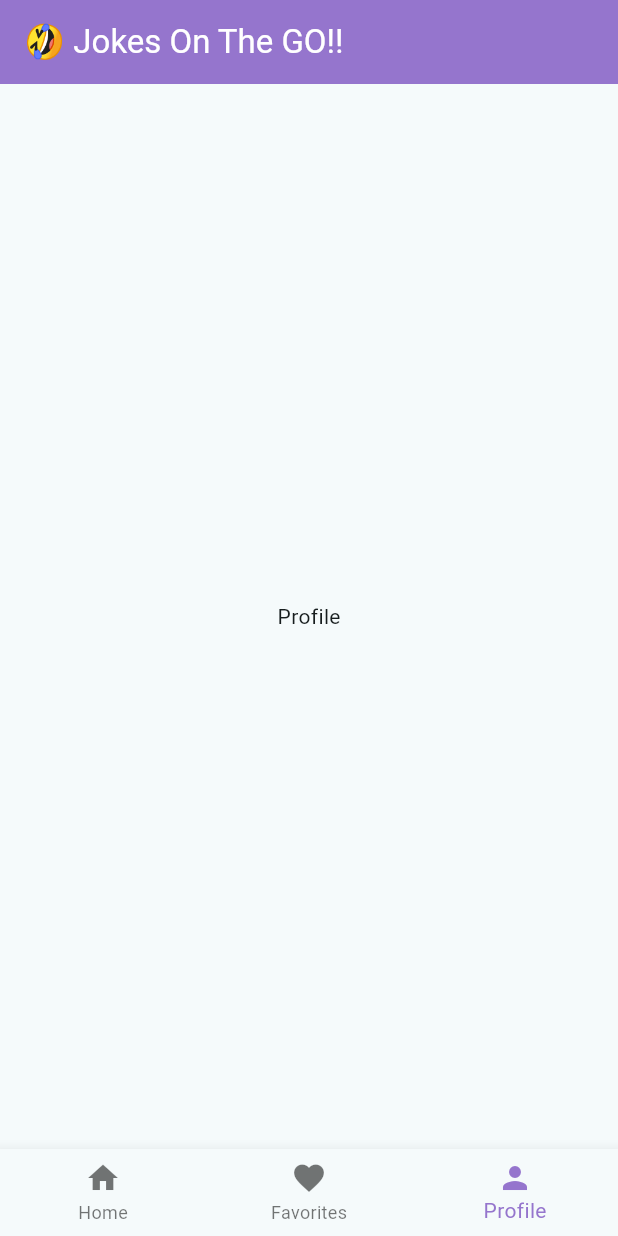
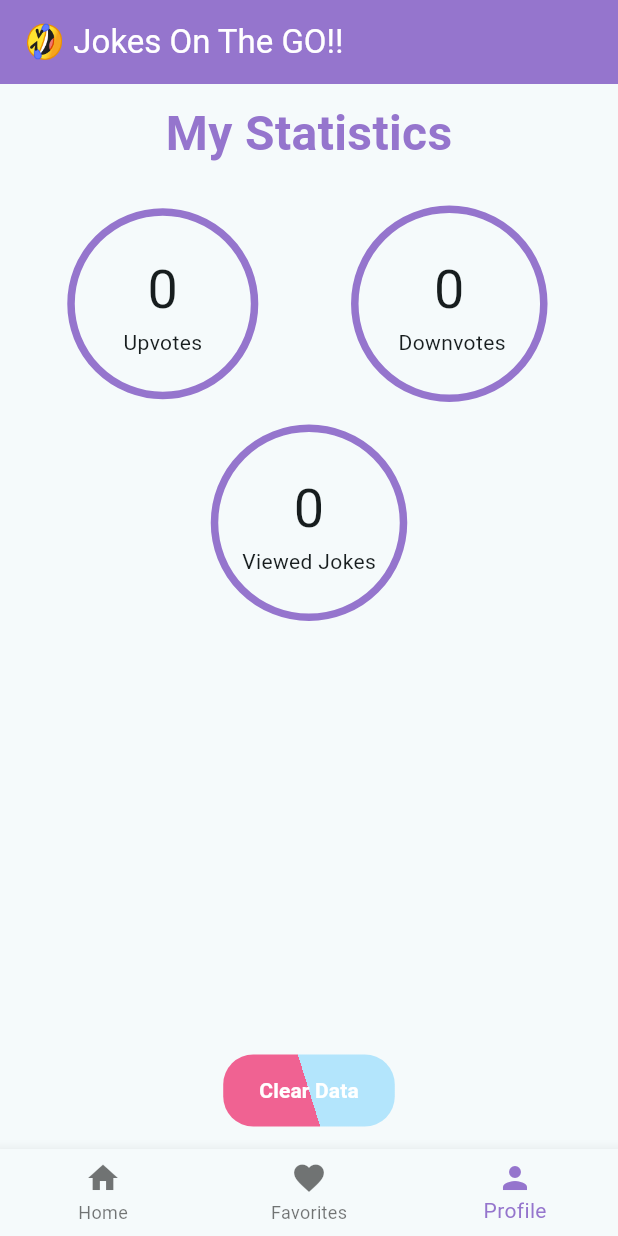
Before and after one commit to rayhaddad717/jokes_on_the_go, a Flutter app: the screen it shows after launch, item 3 of the bottom bar chosen, on a phone screen of 412 x 824 dp. Run offline on Flutter 3.47's test engine with Material 3 defaults, Android fonts, the phone set to English and light mode, and no system bars; our stand-ins replace flutter_slidable, shared_preferences; network calls fail.

Commit message:
profile page, stats for viewed, upvotes, downvotes

```diff
--- a/lib/main.dart
+++ b/lib/main.dart
@@ -1,5 +1,7 @@
 import 'package:flutter/material.dart';
 import 'package:jokes_on_the_go/screens/homescreen.dart';
+import 'package:jokes_on_the_go/screens/profile.dart';
+
 void main() {
   runApp(const MyApp());
 }
@@ -22,8 +24,9 @@ class MyApp extends StatelessWidget {
 
 class MyHomePage extends StatefulWidget {
   const MyHomePage({super.key});
+
   @override
-  State<MyHomePage>  createState() => _MyHomePageState();
+  State<MyHomePage> createState() => _MyHomePageState();
 }
 
 class _MyHomePageState extends State<MyHomePage> {
@@ -32,7 +35,7 @@ class _MyHomePageState extends State<MyHomePage> {
   static final List<Widget> _widgetOptions = <Widget>[
     const HomeScreen(),
     const Text("Favorite"),
-    const Text("Profile"),
+    const ProfileScreen(),
   ];
 
   void _onItemTapped(int index) {
@@ -40,8 +43,6 @@ class _MyHomePageState extends State<MyHomePage> {
       _selectedIndex = index;
     });
   }
-
-
 
   @override
   Widget build(BuildContext context) {
--- a/lib/screens/homescreen.dart
+++ b/lib/screens/homescreen.dart
@@ -3,7 +3,7 @@ import 'dart:math';
 import 'package:flutter/material.dart';
 import 'package:jokes_on_the_go/components/joke.dart';
 import 'package:jokes_on_the_go/services/api.dart';
-import '../services/storage.dart';
+import 'package:jokes_on_the_go/services/storage.dart';
 import 'package:flutter_slidable/flutter_slidable.dart';
 
 class HomeScreen extends StatefulWidget {
@@ -17,6 +17,7 @@ class _HomeScreenState extends State<HomeScreen> {
   late API _api;
   late ScoreManager _scoreManager;
   late JokeManager _jokeManager;
+  late StatisticsManager _statisticsManager;
   late int _page;
 
   List<Joke> allJokes = [];
@@ -38,6 +39,8 @@ class _HomeScreenState extends State<HomeScreen> {
       _page = API.lastPage;
     }
     _api = API();
+    _statisticsManager = StatisticsManager();
+    _statisticsManager.init();
     _scoreManager = ScoreManager();
     _jokeManager = JokeManager();
     _scoreManager.init();
@@ -54,7 +57,7 @@ class _HomeScreenState extends State<HomeScreen> {
   //to resole the scores
   Future<void> _patchScores(List<Joke> jokes) async {
     for (Joke joke in jokes) {
-      //check if joke has already been voted
+      //check if joke already voted
       int? score = await _scoreManager.getScoreForId(joke.id);
       if (score != null) {
         joke.score = score;
@@ -99,6 +102,12 @@ class _HomeScreenState extends State<HomeScreen> {
       });
       //save the voted score
       _scoreManager.setScoreForId(joke.id, joke.score);
+    }
+    //update the statistics
+    if (action == UpdateAction.downvote) {
+      _statisticsManager.incrementKey(STATISTICS.DOWNVOTE, 1);
+    } else {
+      _statisticsManager.incrementKey(STATISTICS.UPVOTE, 1);
     }
   }
 
--- /dev/null
+++ b/lib/screens/profile.dart
@@ -0,0 +1,191 @@
+import 'package:flutter/material.dart';
+import 'package:jokes_on_the_go/services/storage.dart';
+
+import '../services/api.dart';
+
+class ProfileScreen extends StatefulWidget {
+  const ProfileScreen({super.key});
+
+  @override
+  State<ProfileScreen> createState() => _ProfileScreenState();
+}
+
+class _ProfileScreenState extends State<ProfileScreen> {
+  late StatisticsManager _statisticsManager;
+  int nbUpvotes = 0;
+  int nbDownvotes = 0;
+  int nbViewed = 0;
+
+  @override
+  void initState() {
+    _statisticsManager = StatisticsManager();
+    _statisticsManager.init().then((value) {
+      fetchStatistics();
+    });
+  }
+
+  //fetch the statistics
+  void fetchStatistics() async {
+    int? nbDownvotesResult =
+        await _statisticsManager.getStatistics(STATISTICS.DOWNVOTE);
+    int? nbUpvotesResult =
+        await _statisticsManager.getStatistics(STATISTICS.UPVOTE);
+    int? nbViewedResult =
+        await _statisticsManager.getStatistics(STATISTICS.VIEWED_JOKES);
+    if (mounted) {
+      setState(() {
+        if (nbDownvotesResult != null) nbDownvotes = nbDownvotesResult;
+        if (nbUpvotesResult != null) nbUpvotes = nbUpvotesResult;
+        if (nbViewedResult != null) nbViewed = nbViewedResult;
+      });
+    }
+  }
+
+  void _clearData() async {
+    if (mounted) {
+      setState(() {
+        nbUpvotes = 0;
+        nbDownvotes = 0;
+        nbViewed = 0;
+      });
+    }
+    _statisticsManager.clearData();
+    API.lastPage = 0;
+  }
+
+  @override
+  Widget build(BuildContext context) {
+    return Padding(
+      padding: EdgeInsetsDirectional.fromSTEB(15, 10, 15, 15),
+      child: Column(
+        mainAxisAlignment: MainAxisAlignment.spaceBetween,
+        children: [
+          Column(
+            children: [
+              const Text("My Statistics",
+                  style: TextStyle(
+                      color: Color(0xFF9575cd),
+                      fontSize: 32,
+                      fontWeight: FontWeight.bold)),
+              const SizedBox(height: 25),
+              Row(
+                mainAxisAlignment: MainAxisAlignment.spaceAround,
+                children: [
+                  Container(
+                      decoration: BoxDecoration(
+                          shape: BoxShape.circle,
+                          border: Border.all(
+                              color: const Color(0xFF9575cd), width: 5)),
+                      child: Padding(
+                          padding: const EdgeInsets.all(25),
+                          child: Column(
+                            children: [
+                              Text(
+                                "$nbUpvotes",
+                                style: const TextStyle(fontSize: 36),
+                              ),
+                              const Text("  Upvotes  ")
+                            ],
+                          ))),
+                  Container(
+                      decoration: BoxDecoration(
+                          shape: BoxShape.circle,
+                          border: Border.all(
+                              color: const Color(0xFF9575cd), width: 5)),
+                      child: Padding(
+                          padding: const EdgeInsets.all(25),
+                          child: Column(
+                            children: [
+                              Text(
+                                "$nbDownvotes",
+                                style: const TextStyle(fontSize: 36),
+                              ),
+                              const Text(" Downvotes")
+                            ],
+                          ))),
+                ],
+              ),
+              const SizedBox(height: 15),
+              Row(
+                mainAxisAlignment: MainAxisAlignment.spaceAround,
+                children: [
+                  Container(
+                      decoration: BoxDecoration(
+                          shape: BoxShape.circle,
+                          border:
+                              Border.all(color: Color(0xFF9575cd), width: 5)),
+                      child: Padding(
+                          padding: EdgeInsets.all(25),
+                          child: Column(
+                            children: [
+                              Text(
+                                "$nbViewed",
+                                style: TextStyle(fontSize: 36),
+                              ),
+                              const Text("Viewed Jokes")
+                            ],
+                          ))),
+                ],
+              ),
+            ],
+          ),
+          Container(
+            decoration: const BoxDecoration(
+              borderRadius: BorderRadius.all(Radius.circular(20)),
+              gradient: LinearGradient(
+                begin: Alignment.topLeft,
+                end: Alignment.bottomRight,
+                colors: [
+                  Color(0xFFB3E5FC),
+                  Color(0xFFF06292),
+                ],
+                stops: [0.5, 0],
+                transform: GradientRotation(
+                    140 * 3.14159 / 180), // Convert degrees to radians
+              ),
+            ),
+            child: ElevatedButton(
+              onPressed: () {
+                showDialog(
+                    context: context,
+                    builder: (BuildContext context) {
+                      return AlertDialog(
+                        title: const Text('Confirm'),
+                        content: const Text('This will clear all your data.'),
+                        actions: [
+                          TextButton(
+                            onPressed: () {
+                              // Close the dialog when the "Close" button is pressed
+                              Navigator.of(context).pop();
+                            },
+                            child: const Text('Close'),
+                          ),
+                          TextButton(
+                            onPressed: () {
+                              _clearData();
+                              Navigator.of(context).pop();
+                            },
+                            child: const Text('Confirm'),
+                          ),
+                        ],
+                      );
+                    });
+              },
+              style: ButtonStyle(
+                shadowColor:
+                    MaterialStateProperty.all<Color>(Colors.transparent),
+                backgroundColor:
+                    MaterialStateProperty.all<Color>(Colors.transparent),
+                foregroundColor:
+                    MaterialStateProperty.all<Color>(Colors.transparent),
+              ),
+              child: const Text('Clear Data',
+                  style: TextStyle(
+                      color: Colors.white, fontWeight: FontWeight.bold)),
+            ),
+          ),
+        ],
+      ),
+    );
+  }
+}
--- a/lib/services/api.dart
+++ b/lib/services/api.dart
@@ -1,11 +1,18 @@
 import 'dart:convert';
+import 'dart:math';
 import 'package:http/http.dart' as http;
+import 'package:jokes_on_the_go/services/storage.dart';
 import '../components/joke.dart';
 
 class API {
   final limit = 8;
   static int lastPage = 0;
   static Map<int, List<Joke>> cache = {};
+  final StatisticsManager _statisticsManager = StatisticsManager();
+
+  API() {
+    _statisticsManager.init();
+  }
 
   Future<List<Joke>> fetchJokes(int pageNumber) async {
     if (cache.containsKey(pageNumber)) {
@@ -24,6 +31,8 @@ class API {
       List<dynamic> jsonList = body['results'];
       final jokeList = jsonList.map((e) => Joke.fromJson(e)).toList();
       if (lastPage < pageNumber) lastPage = pageNumber;
+      //update the number of views jokes
+      _statisticsManager.incrementKey(STATISTICS.VIEWED_JOKES, jokeList.length);
       cache.putIfAbsent(pageNumber, () => jokeList);
       return jokeList;
     } else {
--- a/lib/services/storage.dart
+++ b/lib/services/storage.dart
@@ -42,7 +42,7 @@ class JokeManager {
     }
     fav_jokes.add(joke);
     List<String> jsonJokes =
-    fav_jokes.map((joke) => jsonEncode(joke.toJson())).toList();
+        fav_jokes.map((joke) => jsonEncode(joke.toJson())).toList();
     _prefs.setStringList('fav_jokes', jsonJokes);
   }
 
@@ -62,3 +62,55 @@ class JokeManager {
     }
   }
 }
+
+enum STATISTICS { UPVOTE, DOWNVOTE, VIEWED_JOKES }
+
+class StatisticsManager {
+  late SharedPreferences _prefs;
+
+  Future<void> init() async {
+    _prefs = await SharedPreferences.getInstance();
+  }
+
+  String getKey(STATISTICS key) {
+    switch (key) {
+      case STATISTICS.UPVOTE:
+        return "stat_upvotes";
+      case STATISTICS.DOWNVOTE:
+        return "stat_downvotes";
+      case STATISTICS.VIEWED_JOKES:
+        return "stat_viewed";
+    }
+  }
+
+  //get a presaved score
+
+  Future<int?> getStatistics(
+    STATISTICS key,
+  ) async {
+    String keyAccess = getKey(key);
+    return _prefs.getInt(keyAccess);
+  }
+
+  //set a score for a joke
+  Future<void> setStatistics(STATISTICS key, int count) async {
+    String keyAccess = getKey(key);
+    await _prefs.setInt(keyAccess, count);
+  }
+
+  //increment a statistics
+  Future<void> incrementKey(STATISTICS key, int count) async {
+    int? result = await getStatistics(key);
+    if (result == null)
+      result = count;
+    else {
+      result += count;
+    }
+    await setStatistics(key, result);
+  }
+
+  //to clear all data
+  Future<void> clearData() async {
+    await _prefs.clear();
+  }
+}
```
Also changed, not shown: pubspec.lock. Lines whose indentation alone changed are shown as unchanged.
